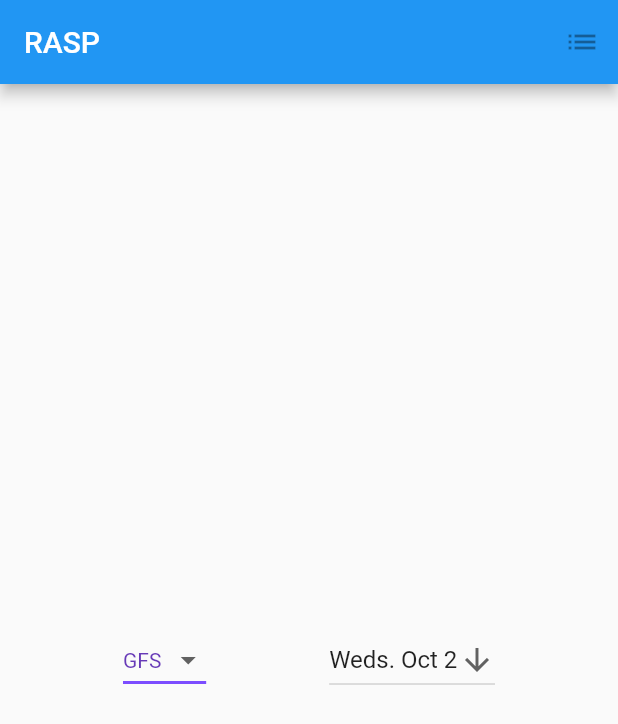
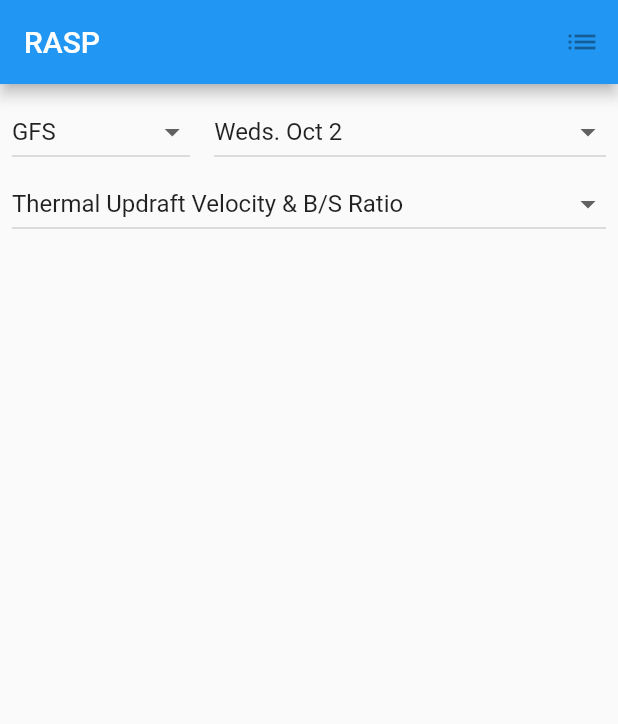
Before and after one commit to efoertsch/flutter_soaring_forecast, a Flutter app: the screen it shows after launch, on a phone screen of 412 x 824 dp. Shown: the top 724 px of the screen. Run offline on Flutter 3.47's test engine with Material 2 defaults, Android fonts, the phone set to English and light mode, and no system bars; our stand-ins replace bloc, dio, flutter_bloc, retrofit; generated files the repository leaves out were written again.

```diff
--- a/lib/soaring/forecast/rasp_screen.dart
+++ b/lib/soaring/forecast/rasp_screen.dart
@@ -28,15 +28,29 @@ class _RaspScreenState extends State<RaspScreen> {
     'Sat. Oct 5'
   ];
 
-  var selectedForecastModel;
-  var selectedForecastDate;
+  var _forecastTypes = [
+    "Thermal Updraft Velocity & B/S Ratio",
+    "Thermal Updraft Velocity (W*)",
+    "Buoyancy/Shear Ratio"
+  ];
+
+  String _selectedForecastModel;
+  String _selectedForecastDate;
+  String _selectedForecastType;
+
+  // Executed only when class created
+  @override
+  void initState() {
+    super.initState();
+    _selectedForecastModel = _forecastModels.first;
+    _selectedForecastDate = _forecastDates.first;
+    _selectedForecastType = _forecastTypes.first;
+  }
 
   @override
   Widget build(BuildContext context) {
     final RaspDataBloc raspDataBloc = BlocProvider.of<RaspDataBloc>(context);
 
-    selectedForecastModel = _forecastModels[0];
-    selectedForecastDate = _forecastDates[0];
     return Scaffold(
       appBar: AppBar(
         title: Text('RASP'),
@@ -49,36 +63,48 @@ class _RaspScreenState extends State<RaspScreen> {
   }
 
   Widget _forecastLayout() {
-    return Column(mainAxisAlignment: MainAxisAlignment.spaceEvenly, children: [
-      getForecastModels(),
-    ]);
+    return Padding(
+        padding: EdgeInsets.all(8.0),
+        child: Column(mainAxisAlignment: MainAxisAlignment.start, children: [
+          getForecastModelsAndDates(),
+          getForecastTypes(),
+        ]));
   }
 
-  Widget getForecastModels() {
+  Widget getForecastModelsAndDates() {
     return Row(
-      mainAxisAlignment: MainAxisAlignment.spaceEvenly,
+      mainAxisAlignment: MainAxisAlignment.start,
       children: [
-        forecastModelDropDownList(),
-        forecastDatesDropDownList(),
+        Expanded(
+          flex: 3,
+          child: forecastModelDropDownList(),
+        ),
+        Expanded(
+            flex: 7,
+            child: Padding(
+              padding: EdgeInsets.only(left: 16.0),
+              child: forecastDatesDropDownList(),
+            )),
       ],
     );
   }
 
   Widget forecastModelDropDownList() {
     return DropdownButton<String>(
-      value: selectedForecastModel,
+      value: _selectedForecastModel,
+      isExpanded: true,
       //icon: Icon(Icons.arrow_downward),
       iconSize: 24,
       elevation: 16,
-      style: TextStyle(color: Colors.deepPurple),
-      underline: Container(
-        height: 2,
-        color: Colors.deepPurpleAccent,
-      ),
+      //style: TextStyle(color: Colors.deepPurple),
+//      underline: Container(
+//        height: 2,
+//        //color: Colors.deepPurpleAccent,
+//      ),
       onChanged: (String newValue) {
-//        setState(() {
-//          selectedForecastModel = newValue;
-//        });
+        setState(() {
+          _selectedForecastModel = newValue;
+        });
       },
       items: _forecastModels.map<DropdownMenuItem<String>>((String value) {
         return DropdownMenuItem<String>(
@@ -91,8 +117,9 @@ class _RaspScreenState extends State<RaspScreen> {
 
   Widget forecastDatesDropDownList() {
     return DropdownButton<String>(
-      value: selectedForecastDate,
-      icon: Icon(Icons.arrow_downward),
+      isExpanded: true,
+      value: _selectedForecastDate,
+      //icon: Icon(Icons.arrow_downward),
 //      iconSize: 24,
 //      elevation: 16,
 //      style: TextStyle(color: Colors.deepPurple),
@@ -101,9 +128,9 @@ class _RaspScreenState extends State<RaspScreen> {
 //        color: Colors.deepPurpleAccent,
 //      ),
       onChanged: (String newValue) {
-//        setState(() {
-//          selectedForecastModel = newValue;
-//        });
+        setState(() {
+          _selectedForecastDate = newValue;
+        });
       },
       items: _forecastDates.map<DropdownMenuItem<String>>((String value) {
         return DropdownMenuItem<String>(
@@ -113,4 +140,23 @@ class _RaspScreenState extends State<RaspScreen> {
       }).toList(),
     );
   }
+
+  Widget getForecastTypes() {
+    return DropdownButton<String>(
+      isExpanded: true,
+      value: _selectedForecastType,
+      //icon: Icon(Icons.arrow_downward),
+      onChanged: (String newValue) {
+        setState(() {
+          _selectedForecastType = newValue;
+        });
+      },
+      items: _forecastTypes.map<DropdownMenuItem<String>>((String value) {
+        return DropdownMenuItem<String>(
+          value: value,
+          child: Text(value),
+        );
+      }).toList(),
+    );
+  }
 }
```
